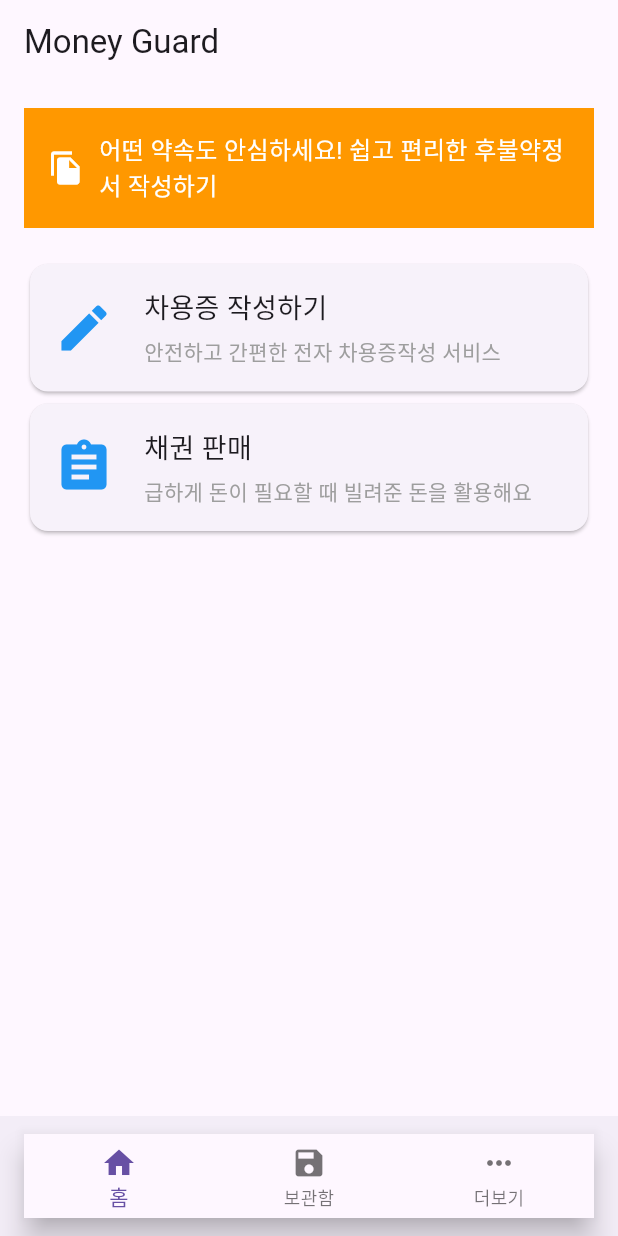
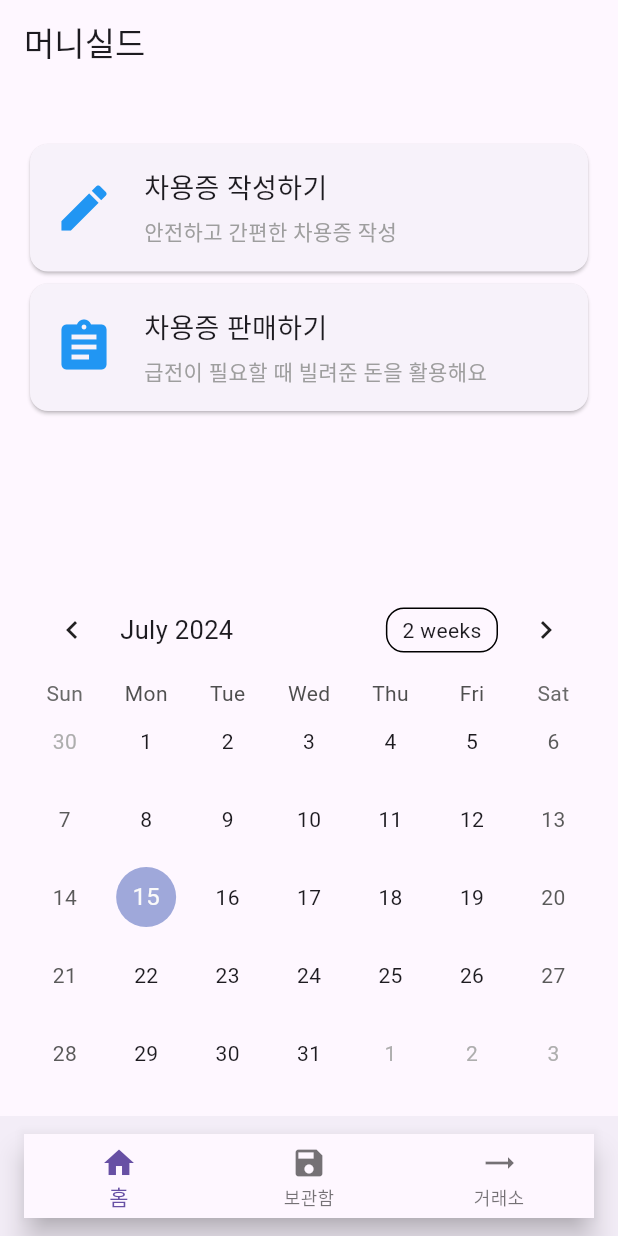
Before and after one commit to alvin9390/CUCU, a Flutter app: the screen it shows after launch, on a phone screen of 412 x 824 dp. Run offline on Flutter 3.47's test engine with Material 3 defaults, Android fonts, the phone set to English and light mode, and no system bars; drawn by our look-alikes of table_calendar.

Commit message:
commit Message

```diff
--- a/lib/main.dart
+++ b/lib/main.dart
@@ -1,4 +1,8 @@
 import 'package:flutter/material.dart';
+import 'package:table_calendar/table_calendar.dart';
+import 'package:coco/SecondPage.dart';
+import 'package:coco/ThreedPage.dart';
+import 'package:coco/FourPage.dart';
 
 void main() {
   runApp(const MyApp());
@@ -10,84 +14,84 @@ class MyApp extends StatelessWidget {
   @override
   Widget build(BuildContext context) {
     return MaterialApp(
-      home: Scaffold(
-        appBar: AppBar(
-          title: Text('Money Guard'),
-        ),
-        body: HomePage(),
-        bottomNavigationBar: BottomAppBar(
-          child: BottomNavigationBar(
-            items: const [
-              BottomNavigationBarItem(
-                icon: Icon(Icons.home),
-                label: '홈',
-              ),
-              BottomNavigationBarItem(
-                icon: Icon(Icons.save),
-                label: '보관함',
-              ),
-              BottomNavigationBarItem(
-                icon: Icon(Icons.more_horiz),
-                label: '더보기',
-              ),
-            ],
-          ),
-        ),
-      ),
+      initialRoute: '/',
+      routes: {
+        '/': (context) => HomePage(),
+        '/second': (context) => SecondPage(),
+        '/threed': (context) => ThreedPage(),
+        '/four': (context) => FourPage(),
+      },
     );
   }
 }
 
-class HomePage extends StatelessWidget {
+class HomePage extends StatefulWidget {
+  @override
+  _HomePageState createState() => _HomePageState();
+}
+
+class _HomePageState extends State<HomePage> {
+  CalendarFormat _calendarFormat = CalendarFormat.month;
+  DateTime _focusedDay = DateTime.now();
+  DateTime? _selectedDay;
+
   @override
   Widget build(BuildContext context) {
-    return Padding(
-      padding: const EdgeInsets.all(16.0),
-      child: Column(
-        children: [
-          BannerWidget(),
-          SizedBox(height: 20),
-          ServiceButton(
-            icon: Icons.edit,
-            title: '차용증 작성하기',
-            description: '안전하고 간편한 전자 차용증작성 서비스',
-            onTap: () {
-              // Navigate to the relevant page
-            },
-          ),
-          ServiceButton(
-            icon: Icons.assignment,
-            title: '채권 판매',
-            description: '급하게 돈이 필요할 때 빌려준 돈을 활용해요',
-            onTap: () {
-              // Navigate to the relevant page
-            },
-          ),
-          Spacer(),
-        ],
+    return Scaffold(
+      appBar: AppBar(
+        title: Text('머니실드'),
       ),
-    );
-  }
-}
-
-class BannerWidget extends StatelessWidget {
-  @override
-  Widget build(BuildContext context) {
-    return Container(
-      padding: EdgeInsets.all(16.0),
-      color: Colors.orange,
-      child: Row(
-        children: [
-          Icon(Icons.file_copy, color: Colors.white),
-          SizedBox(width: 10),
-          Expanded(
-            child: Text(
-              '어떤 약속도 안심하세요! 쉽고 편리한 후불약정서 작성하기',
-              style: TextStyle(color: Colors.white, fontSize: 16),
+      body: Padding(
+        padding: const EdgeInsets.all(16.0),
+        child: Column(
+          children: [
+            SizedBox(height: 20),
+            ServiceButton(
+              icon: Icons.edit,
+              title: '차용증 작성하기',
+              description: '안전하고 간편한 차용증 작성',
+              onTap: () {
+                Navigator.pushNamed(context, '/threed');
+              },
             ),
-          ),
-        ],
+            ServiceButton(
+              icon: Icons.assignment,
+              title: '차용증 판매하기',
+              description: '급전이 필요할 때 빌려준 돈을 활용해요',
+              onTap: () {
+                Navigator.pushNamed(context, '/four');
+              },
+            ),
+            Spacer(),
+            TableCalendar(
+              firstDay: DateTime.utc(2010, 10, 16),
+              lastDay: DateTime.utc(2030, 3, 14),
+              focusedDay: _focusedDay,
+              calendarFormat: _calendarFormat,
+              selectedDayPredicate: (day) {
+                return isSameDay(_selectedDay, day);
+              },
+              onDaySelected: (selectedDay, focusedDay) {
+                setState(() {
+                  _selectedDay = selectedDay;
+                  _focusedDay = focusedDay; // update `_focusedDay` here as well
+                });
+              },
+              onFormatChanged: (format) {
+                if (_calendarFormat != format) {
+                  setState(() {
+                    _calendarFormat = format;
+                  });
+                }
+              },
+              onPageChanged: (focusedDay) {
+                _focusedDay = focusedDay;
+              },
+            ),
+          ],
+        ),
       ),
+      bottomNavigationBar: BottomNavBar(),
     );
   }
 }
@@ -98,7 +102,12 @@ class ServiceButton extends StatelessWidget {
   final String description;
   final VoidCallback onTap;
 
-  ServiceButton({required this.icon, required this.title, required this.description, required this.onTap});
+  const ServiceButton({
+    required this.icon,
+    required this.title,
+    required this.description,
+    required this.onTap,
+  });
 
   @override
   Widget build(BuildContext context) {
@@ -126,3 +135,43 @@ class ServiceButton extends StatelessWidget {
     );
   }
 }
+
+class BottomNavBar extends StatelessWidget {
+  @override
+  Widget build(BuildContext context) {
+    return BottomAppBar(
+      child: BottomNavigationBar(
+        items: const [
+          BottomNavigationBarItem(
+            icon: Icon(Icons.home),
+            label: '홈',
+          ),
+          BottomNavigationBarItem(
+            icon: Icon(Icons.save),
+            label: '보관함',
+          ),
+          BottomNavigationBarItem(
+            icon: Icon(Icons.trending_flat),
+            label: '거래소',
+          ),
+        ],
+        onTap: (index) {
+          switch (index) {
+            case 0:
+            // Home button action
+              Navigator.pushNamed(context, '/');
+              break;
+            case 1:
+            // Navigate to SecondPage when "보관함" is clicked
+              Navigator.pushNamed(context, '/second');
+              break;
+            case 2:
+            // Exchange button action
+            // Handle exchange button action
+              break;
+          }
+        },
+      ),
+    );
+  }
+}
--- a/pubspec.yaml
+++ b/pubspec.yaml
@@ -30,11 +30,13 @@ environment:
 dependencies:
   flutter:
     sdk: flutter
+  http: ^0.13.3
 
 
   # The following adds the Cupertino Icons font to your application.
   # Use with the CupertinoIcons class for iOS style icons.
   cupertino_icons: ^1.0.2
+  table_calendar: ^3.0.6
 
 dev_dependencies:
   flutter_test:
```
Also changed, not shown: lib/FourPage.dart (added, +15 -0 lines), lib/SecondPage.dart (added, +101 -0 lines), lib/ThreedPage.dart (added, +107 -0 lines), pubspec.lock.
